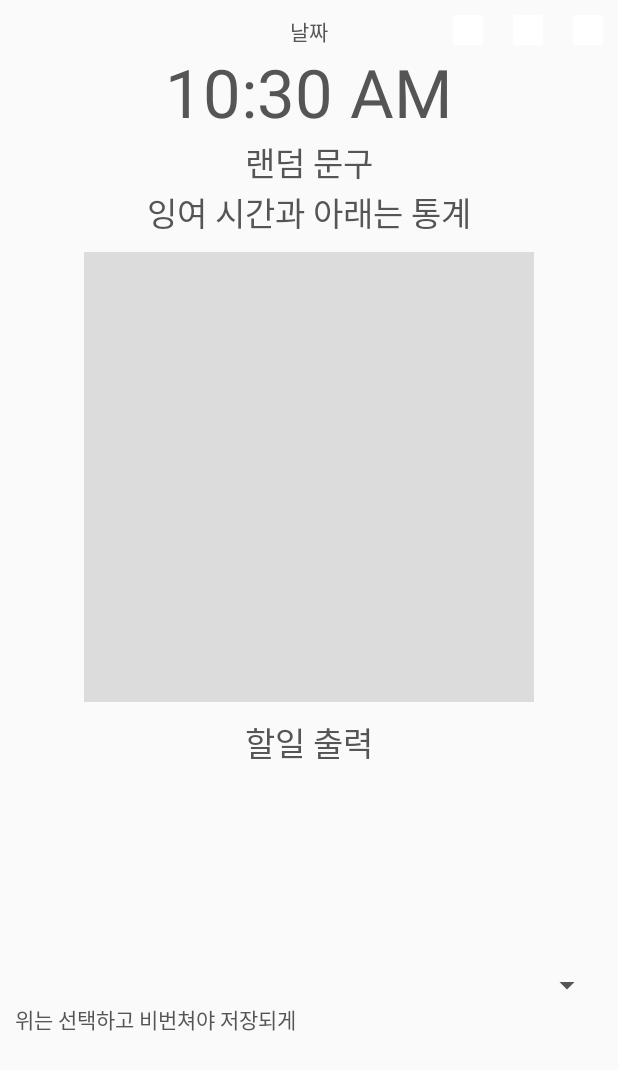
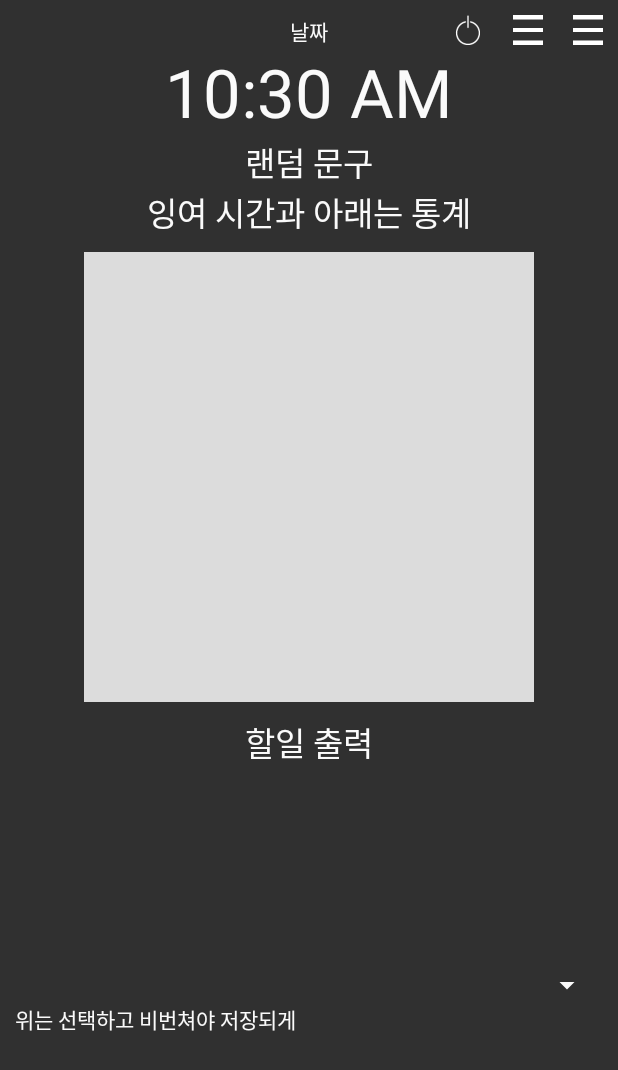
Before and after one commit to jaejunha/MobileApplication, an Android app: the layout activity_lock.xml on its own in the app's theme, with its tools: preview values and no code run, on a phone screen of 412 x 824 dp. Shown: the top 1070 px of the screen. Run offline under Robolectric (Android 15) with nearby library versions, the phone set to English and light mode, and no system bars.

Commit message:
can crop lock screen image & make power icon

```diff
--- a/Checker/app/src/main/res/layout/activity_lock.xml
+++ b/Checker/app/src/main/res/layout/activity_lock.xml
@@ -3,7 +3,7 @@
     android:id="@+id/layout_lock"
     android:layout_width="match_parent"
     android:layout_height="match_parent"
-    android:background="@color/lightGray"
+    android:background="@null"
     android:orientation="vertical"
     android:padding="10dp">
 
@@ -22,13 +22,13 @@
                 android:layout_height="wrap_content"
                 android:gravity="center"
                 android:text="날짜"
-                android:textColor="@color/darkGray" />
+                android:textColor="@color/lightGray" />
 
             <TextClock
                 android:layout_width="match_parent"
                 android:layout_height="wrap_content"
                 android:gravity="center_horizontal"
-                android:textColor="@color/darkGray"
+                android:textColor="@color/lightGray"
                 android:textSize="20pt" />
         </LinearLayout>
 
@@ -44,7 +44,8 @@
                 android:layout_width="20dp"
                 android:layout_height="20dp"
                 android:background="@android:color/transparent"
-                android:src="@drawable/list" />
+                android:src="@drawable/lock_power"
+                android:scaleType="fitXY"/>
 
             <ImageButton
                 android:layout_marginLeft="10dp"
@@ -53,14 +54,16 @@
                 android:layout_width="20dp"
                 android:layout_height="20dp"
                 android:background="@android:color/transparent"
-                android:src="@drawable/list" />
+                android:src="@drawable/list"
+                android:scaleType="fitXY"/>
             <ImageButton
                 android:layout_marginLeft="10dp"
                 android:id="@+id/button_background"
                 android:layout_width="20dp"
                 android:layout_height="20dp"
                 android:background="@android:color/transparent"
-                android:src="@drawable/list" />
+                android:src="@drawable/list"
+                android:scaleType="fitXY"/>
         </LinearLayout>
     </FrameLayout>
 
@@ -69,7 +72,7 @@
         android:layout_height="wrap_content"
         android:gravity="center_horizontal"
         android:text="랜덤 문구"
-        android:textColor="@color/darkGray"
+        android:textColor="@color/lightGray"
         android:textSize="10pt" />
 
     <TextView
@@ -77,7 +80,7 @@
         android:layout_height="wrap_content"
         android:gravity="center_horizontal"
         android:text="잉여 시간과 아래는 통계"
-        android:textColor="@color/darkGray"
+        android:textColor="@color/lightGray"
         android:textSize="10pt" />
     <View
         android:layout_width="300dp"
@@ -91,16 +94,16 @@
         android:layout_height="75pt"
         android:gravity="center_horizontal"
         android:text="할일 출력"
-        android:textColor="@color/darkGray"
+        android:textColor="@color/lightGray"
         android:textSize="10pt" />
     <Spinner
         android:layout_width="match_parent"
         android:layout_height="wrap_content"
-        android:backgroundTint="@color/darkGray" />
+        android:backgroundTint="@color/lightGray" />
 
     <TextView
         android:layout_width="match_parent"
         android:layout_height="wrap_content"
         android:text="위는 선택하고 비번쳐야 저장되게"
-        android:textColor="@color/darkGray" />
+        android:textColor="@color/lightGray" />
 </LinearLayout>
```
Also changed, not shown: Checker/app/src/main/java/dreamline91/naver/com/checker/functionality/lock/LockActivity.java (+116 -27 lines), Checker/app/src/main/res/drawable/lock_power.png (added), 2 other files.
